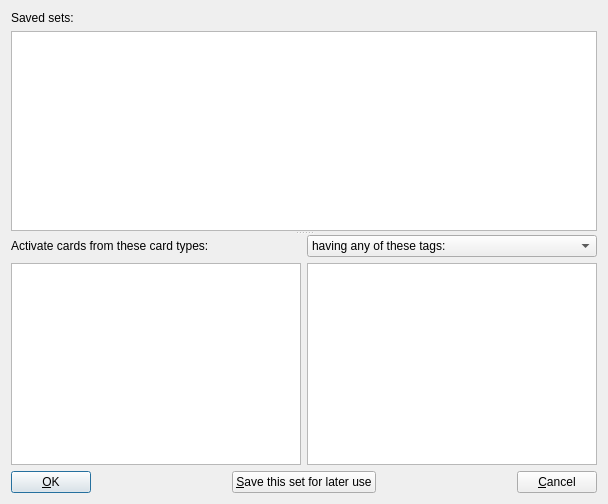
This is mnemosyne/mnemosyne/pyqt_ui/activate_cards_dlg.ui in vasvlad/pomni as Qt 5 draws it before an edit. The edited form follows.
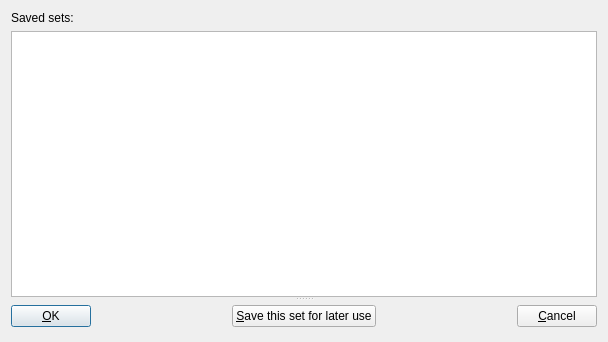
This is the edited form.

Commit message: Make criterion widget pluggable.

Patch:
```diff
--- a/mnemosyne/mnemosyne/pyqt_ui/activate_cards_dlg.ui
+++ b/mnemosyne/mnemosyne/pyqt_ui/activate_cards_dlg.ui
@@ -7,7 +7,7 @@
     <x>0</x>
     <y>0</y>
     <width>608</width>
-    <height>504</height>
+    <height>342</height>
    </rect>
   </property>
   <property name="windowTitle">
@@ -34,65 +34,7 @@
       </layout>
      </widget>
      <widget class="QWidget" name="layoutWidget">
-      <layout class="QVBoxLayout" name="verticalLayout">
-       <item>
-        <layout class="QGridLayout" name="gridLayout">
-         <item row="0" column="0">
-          <widget class="QLabel" name="label">
-           <property name="text">
-            <string>Activate cards from these card types:</string>
-           </property>
-          </widget>
-         </item>
-         <item row="0" column="1">
-          <widget class="QComboBox" name="active_or_forbidden">
-           <item>
-            <property name="text">
-             <string>having any of these tags:</string>
-            </property>
-           </item>
-           <item>
-            <property name="text">
-             <string>not having any of these tags:</string>
-            </property>
-           </item>
-          </widget>
-         </item>
-         <item row="1" column="0">
-          <widget class="QTreeWidget" name="card_types_tree">
-           <property name="headerHidden">
-            <bool>true</bool>
-           </property>
-           <property name="expandsOnDoubleClick">
-            <bool>false</bool>
-           </property>
-           <column>
-            <property name="text">
-             <string>1</string>
-            </property>
-           </column>
-          </widget>
-         </item>
-         <item row="1" column="1">
-          <widget class="QTreeWidget" name="tags_tree">
-           <property name="sortingEnabled">
-            <bool>true</bool>
-           </property>
-           <property name="headerHidden">
-            <bool>true</bool>
-           </property>
-           <attribute name="headerVisible">
-            <bool>false</bool>
-           </attribute>
-           <column>
-            <property name="text">
-             <string notr="true">1</string>
-            </property>
-           </column>
-          </widget>
-         </item>
-        </layout>
-       </item>
+      <layout class="QVBoxLayout" name="criterion_layout">
        <item>
         <layout class="QHBoxLayout" name="horizontalLayout_3">
          <item>
```
Left out of the diff: 2 changed lines with no effect on the pictures. The commit also changes 20 other files.
